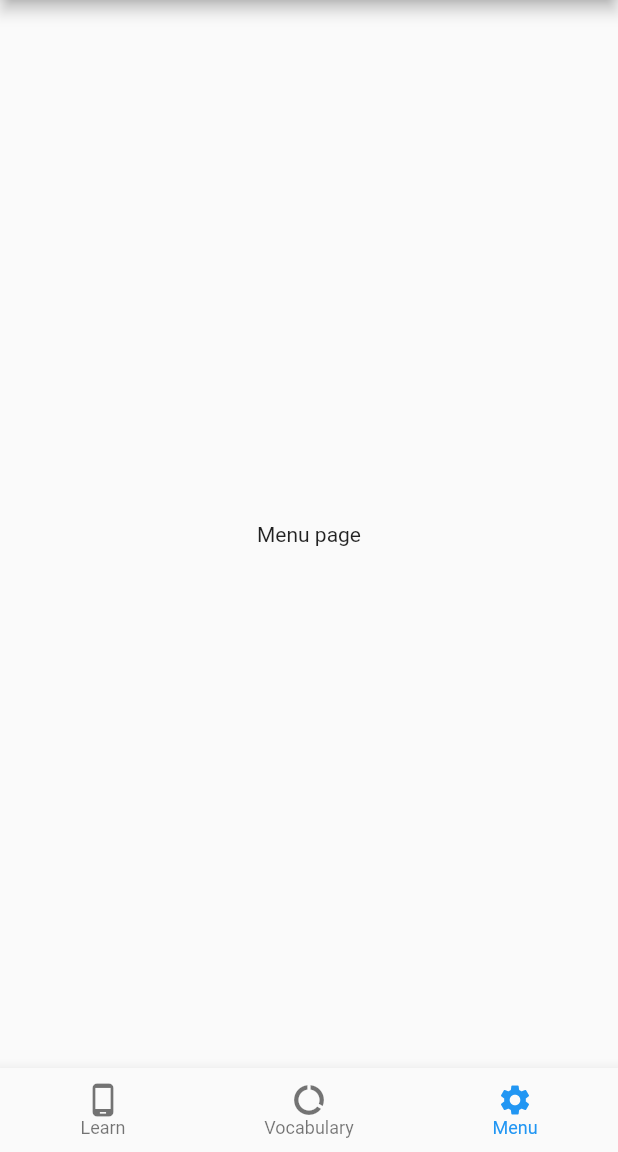
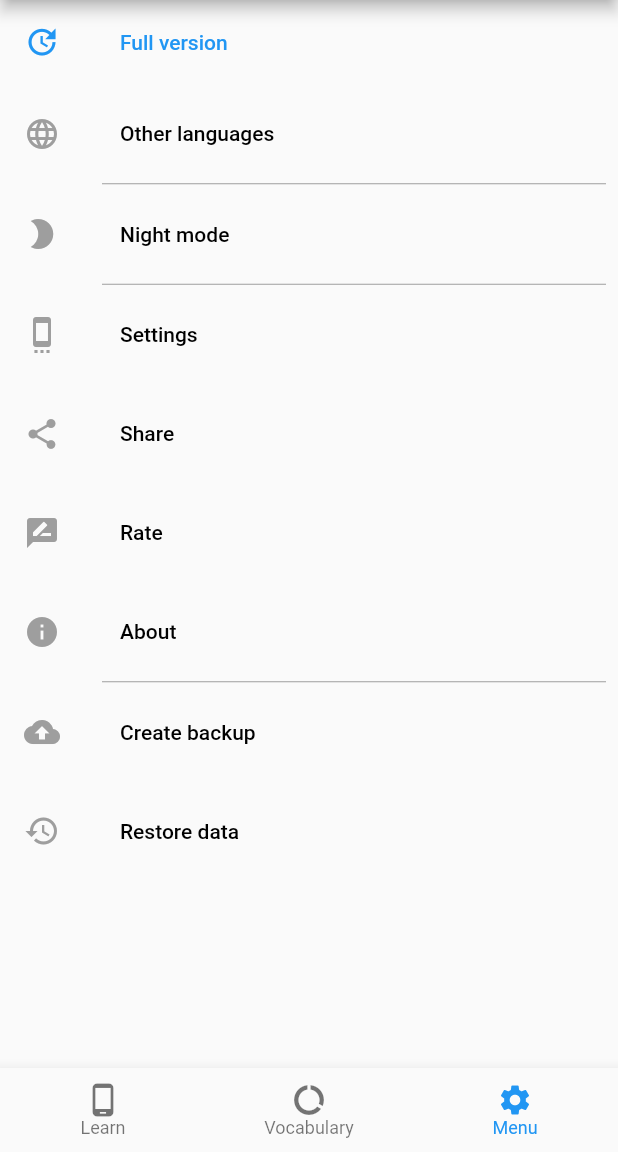
Before and after one commit to CoolichWithYou/reword_flutter_copy, a Flutter app: the screen it shows after launch, item 3 of the bottom bar chosen, on a phone screen of 412 x 824 dp, the part 84-1236 px from its top. Run offline on Flutter 3.47's test engine with Material 2 defaults, Android fonts, the phone set to English and light mode, and no system bars; our stand-ins replace syncfusion_flutter_charts.

Commit message:
added menu buttons
added 9 menu buttons

```diff
--- a/lib/pages/menu.dart
+++ b/lib/pages/menu.dart
@@ -10,8 +10,90 @@ class Menu extends StatefulWidget {
 class _MenuState extends State<Menu> {
   @override
   Widget build(BuildContext context) {
-    return Center(
-      child: Text('Menu page'),
+    return Padding(
+      padding: EdgeInsets.only(left: 8, right: 8),
+      child: Column(
+        children: [
+          TextButton(
+            onPressed: () {},
+            child: Row(children: [
+              Icon(
+                Icons.update,
+                color: Colors.blue,
+              ),
+              Container(
+                height: 40.0,
+                width: 40.0,
+              ),
+              Text(
+                'Full version',
+                style: TextStyle(color: Colors.blue),
+              ),
+            ]),
+          ),
+          MainButton(Icons.language, 'Other languages'),
+          _createRewordDivider(),
+          MainButton(Icons.mode_night, 'Night mode'),
+          _createRewordDivider(),
+          MainButton(Icons.settings_cell, 'Settings'),
+          MainButton(Icons.share, 'Share'),
+          MainButton(Icons.rate_review, 'Rate'),
+          MainButton(Icons.info, 'About'),
+          _createRewordDivider(),
+          MainButton(Icons.backup, 'Create backup'),
+          MainButton(Icons.restore, 'Restore data'),
+        ],
+      ),
     );
   }
 }
+
+Padding _createRewordDivider() {
+  return Padding(
+    padding: const EdgeInsets.only(left: 60),
+    child: Divider(
+      height: 1,
+      color: Colors.grey[500],
+    ),
+  );
+}
+
+// делаем свой виджет класс
+class MainButton extends StatelessWidget {
+  // конструктор этого класса, принимающий поле icon
+  MainButton(this.icon, this.text);
+
+  // поле icon для нашей иконки
+  final IconData icon;
+  String text;
+
+  @override
+  Widget build(BuildContext context) {
+    return Column(
+      children: [
+        TextButton(
+          onPressed: () {},
+          child: Row(children: [
+            Icon(
+              icon,
+              color: Colors.grey[500],
+            ),
+            Container(
+              height: 50.0,
+              width: 40.0,
+            ),
+            Text(
+              '$text',
+              style: TextStyle(color: Colors.black),
+            ),
+          ]),
+        ),
+      ],
+    );
+  }
+}
+
+// Icon(icon),
+// Text('text'),
+
+// in children
```
